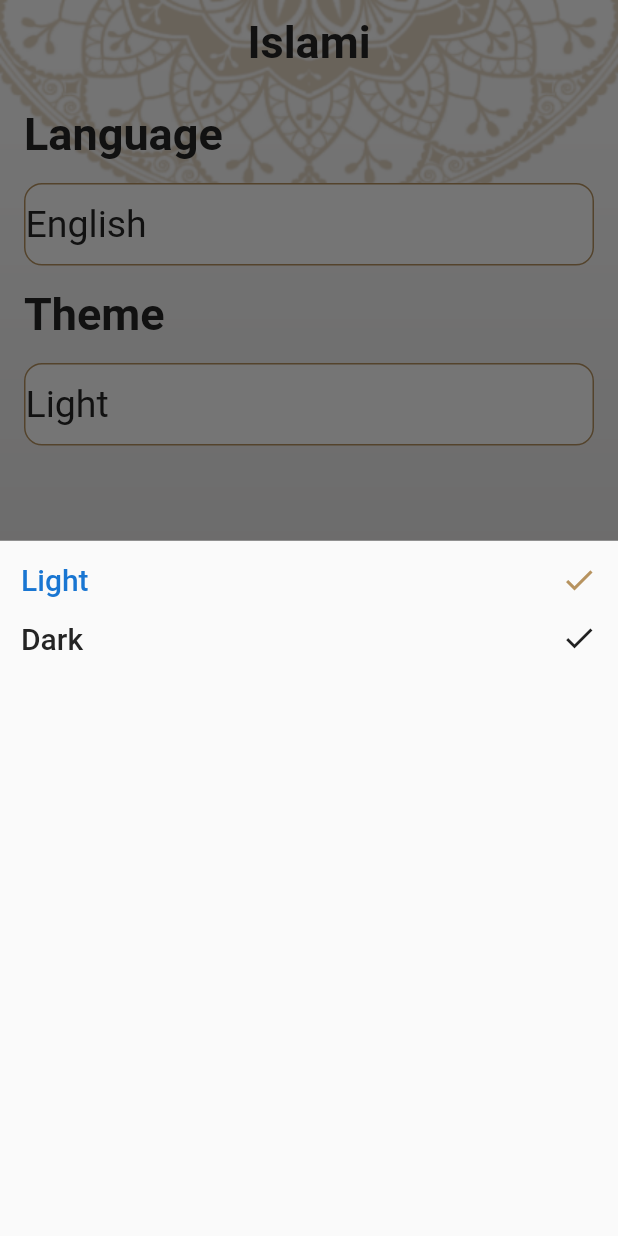
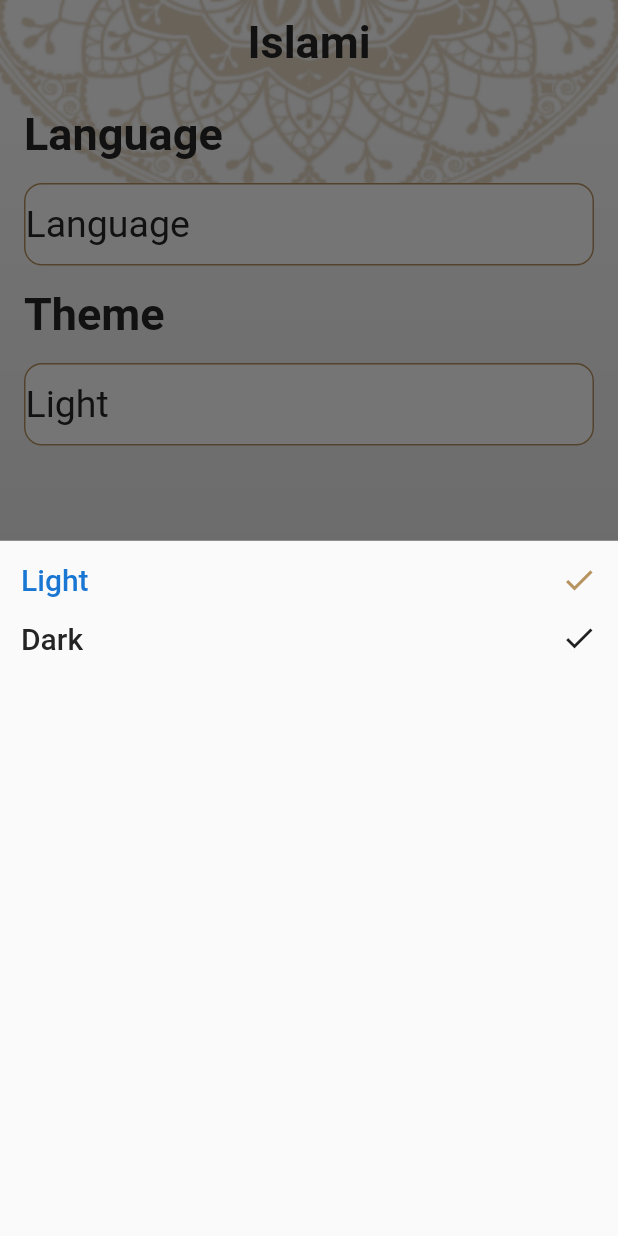
Before and after one commit to mohamedhamouda7897/islami_c6_online, a Flutter app: the screen it shows after launch, item 5 of the bottom bar chosen, after a tap on "Light", on a phone screen of 412 x 824 dp. Run offline on Flutter 3.47's test engine with Material 2 defaults, Android fonts, the phone set to English and light mode, and no system bars; generated files the repository leaves out were written again.

Commit message:
add localization to all IslamiApp

```diff
--- a/lib/tabs/sebha/sebha_screen.dart
+++ b/lib/tabs/sebha/sebha_screen.dart
@@ -1,6 +1,8 @@
 import 'package:flutter/material.dart';
 import 'package:islami_c6_online/providers/my_provider.dart';
 import 'package:provider/provider.dart';
+import 'package:flutter_gen/gen_l10n/app_localizations.dart';
+
 
 class SebhaScreen extends StatefulWidget {
   @override
@@ -44,7 +46,7 @@ class _SebhaScreenState extends State<SebhaScreen> {
         SizedBox(
           height: 20,
         ),
-        Text( pro.AppLanguage=='en'?"Number Of Tsbeh":"عدد التسبيحات" ,
+        Text(AppLocalizations.of(context)!.sebha_counter ,
           style: Theme.of(context).textTheme.headline2,
         ),
         SizedBox(
--- a/lib/tabs/setting/settings.dart
+++ b/lib/tabs/setting/settings.dart
@@ -3,6 +3,8 @@ import 'package:islami_c6_online/providers/my_provider.dart';
 import 'package:islami_c6_online/tabs/setting/show_bottom_sheet_language.dart';
 import 'package:islami_c6_online/tabs/setting/show_bottom_sheet_theme.dart';
 import 'package:provider/provider.dart';
+import 'package:flutter_gen/gen_l10n/app_localizations.dart';
+
 
 class SettingsScreen extends StatefulWidget {
   const SettingsScreen({Key? key}) : super(key: key);
@@ -20,7 +22,7 @@ class _SettingsScreenState extends State<SettingsScreen> {
       child: Column(
         crossAxisAlignment: CrossAxisAlignment.stretch,
         children: [
-          Text(proiver.AppLanguage=='en'?"Language":"اللغة",style: Theme.of(context).textTheme.headline1,),
+          Text(AppLocalizations.of(context)!.language,style: Theme.of(context).textTheme.headline1,),
           SizedBox(
             height: 15,
           ),
@@ -35,12 +37,12 @@ class _SettingsScreenState extends State<SettingsScreen> {
                 color: Colors.white,
                 border: Border.all(color: Theme.of(context).primaryColor)
               ),
-                child: Text(proiver.AppLanguage=='en'?'English':"العربية",style: Theme.of(context).textTheme.headline2,)),
+                child: Text(AppLocalizations.of(context)!.language,style: Theme.of(context).textTheme.headline2,)),
           ),
           SizedBox(
             height: 15,
           ),
-          Text(proiver.AppLanguage=='en'?"Theme":"الثيم",style: Theme.of(context).textTheme.headline1,),
+          Text(AppLocalizations.of(context)!.theme,style: Theme.of(context).textTheme.headline1,),
           SizedBox(
             height: 15,
           ),
@@ -55,7 +57,9 @@ class _SettingsScreenState extends State<SettingsScreen> {
                     color: Colors.white,
                     border: Border.all(color: Theme.of(context).primaryColor)
                 ),
-                child: Text(proiver.themeMode==ThemeMode.light?"Light":"Dark",style: Theme.of(context).textTheme.headline2,)),
+                child: Text(proiver.themeMode==ThemeMode.light?
+                AppLocalizations.of(context)!.light : AppLocalizations.of(context)!.dark,
+                  style: Theme.of(context).textTheme.headline2,)),
           ),
           SizedBox(
             height: 15,
--- a/lib/tabs/setting/show_bottom_sheet_theme.dart
+++ b/lib/tabs/setting/show_bottom_sheet_theme.dart
@@ -1,6 +1,8 @@
 import 'package:flutter/material.dart';
 import 'package:islami_c6_online/providers/my_provider.dart';
 import 'package:provider/provider.dart';
+import 'package:flutter_gen/gen_l10n/app_localizations.dart';
+
 
 class ShowThemeBottomSheet extends StatefulWidget {
   const ShowThemeBottomSheet({Key? key}) : super(key: key);
@@ -23,14 +25,14 @@ class _ShowThemeBottomSheetState extends State<ShowThemeBottomSheet> {
            pro.changeTheme(ThemeMode.light);
            Navigator.pop(context);
               },
-              child: showThemeSelected('Light',pro.themeMode==ThemeMode.light?true:false)),
+              child: showThemeSelected(AppLocalizations.of(context)!.light,pro.themeMode==ThemeMode.light?true:false)),
           SizedBox(height: 15,),
           InkWell(
               onTap: (){
                 pro.changeTheme(ThemeMode.dark);
                 Navigator.pop(context);
               },
-              child: showThemeSelected('Dark',pro.themeMode==ThemeMode.light?false:true)),
+              child: showThemeSelected(AppLocalizations.of(context)!.dark,pro.themeMode==ThemeMode.light?false:true)),
         ],
       ),
     );
```
Also changed, not shown: lib/l10n/app_ar.arb (+7 -1 lines), lib/l10n/app_en.arb (+7 -1 lines), lib/tabs/sebha/sebha.dart (deleted, +0 -15 lines).
